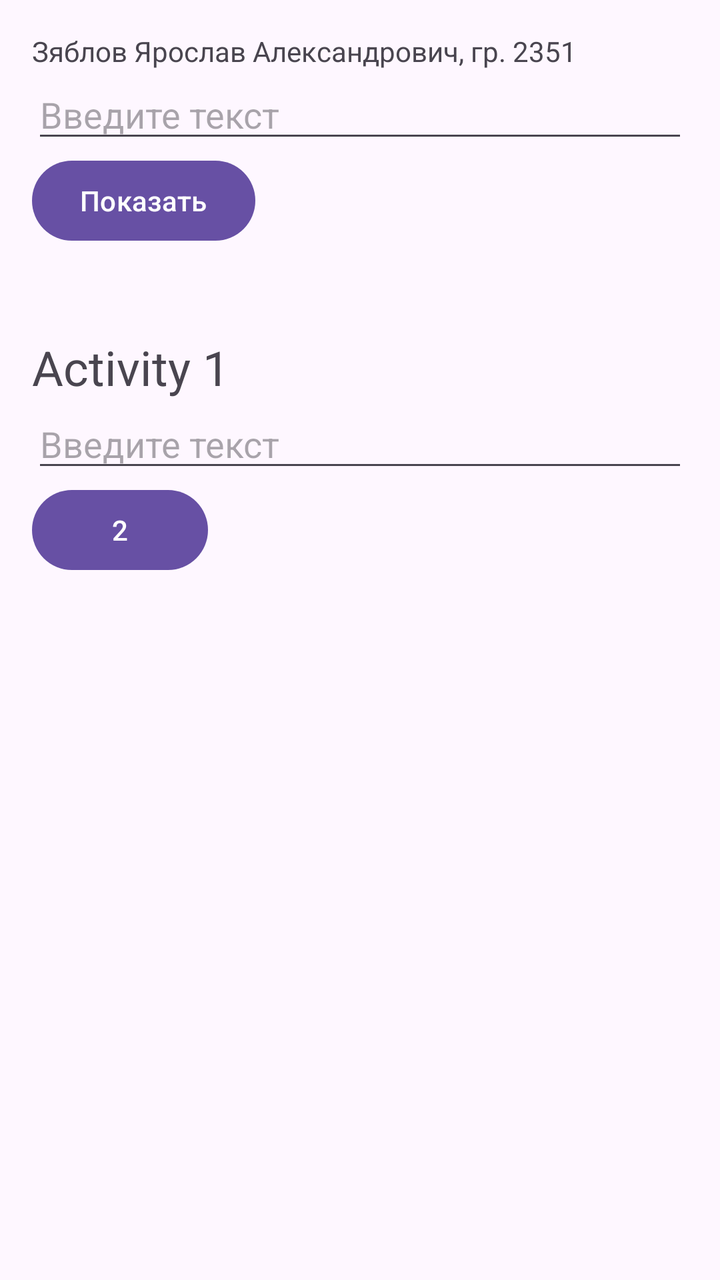
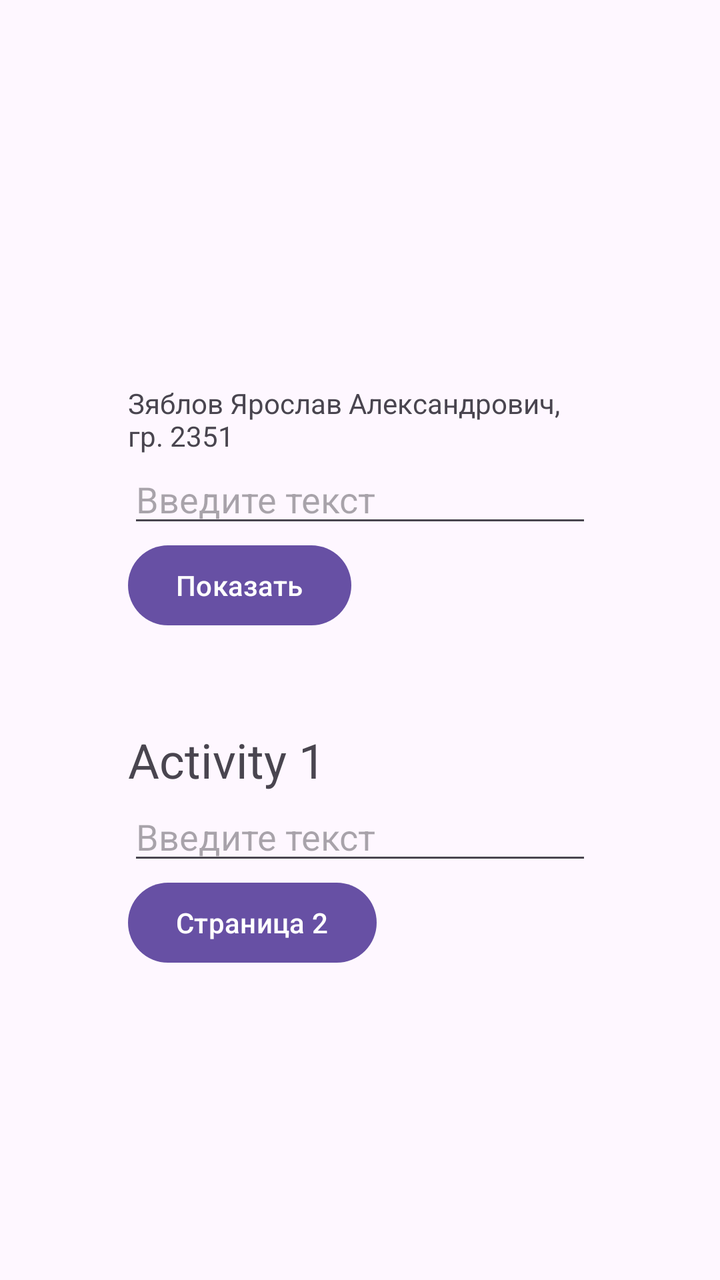

Compare the two renders of this Android layout. The source of the first and the diff that turns it into the second are given below.
<!-- AndroidManifest.xml: application theme Theme.MyApplication -->
<!-- res/layout/activity_main.xml -->
<?xml version="1.0" encoding="utf-8"?>
<LinearLayout xmlns:android="http://schemas.android.com/apk/res/android"
    android:id="@+id/main"
    android:layout_width="match_parent"
    android:layout_height="match_parent"
    android:orientation="vertical"
    android:padding="16dp">

    
    <TextView
        android:id="@+id/fio"
        android:layout_width="match_parent"
        android:layout_height="wrap_content"
        android:text="@string/fio" />

    
    <EditText
        android:id="@+id/editTextName"
        android:layout_width="match_parent"
        android:layout_height="wrap_content"
        android:hint="Введите текст"
        android:inputType="text" />

    <Button
        android:id="@+id/buttonSend"
        android:layout_width="wrap_content"
        android:layout_height="wrap_content"
        android:text="Показать" />

    <TextView
        android:id="@+id/textViewResult"
        android:layout_width="match_parent"
        android:layout_height="wrap_content"
        android:textSize="20sp" />

    
    <TextView
        android:layout_width="match_parent"
        android:layout_height="wrap_content"
        android:layout_marginTop="16dp"
        android:text="Activity 1"
        android:textSize="24sp" />

    <EditText
        android:id="@+id/input1"
        android:layout_width="match_parent"
        android:layout_height="wrap_content"
        android:hint="Введите текст"
        android:inputType="text" />

    <Button
        android:id="@+id/next"
        android:layout_width="wrap_content"
        android:layout_height="wrap_content"
        android:text="2" />

</LinearLayout>
<!-- resources referenced by this layout -->
<resources>
  <string name="fio">Зяблов Ярослав Александрович, гр. 2351</string>
  <style name="Theme.MyApplication" parent="Base.Theme.MyApplication" />
  <style name="Base.Theme.MyApplication" parent="Theme.Material3.DayNight.NoActionBar">
          
          
      </style>
</resources>

<!-- the commit's change to res/layout/activity_main.xml (unified diff, before → after) -->
@@ -4,13 +4,14 @@
     android:layout_width="match_parent"
     android:layout_height="match_parent"
     android:orientation="vertical"
-    android:padding="16dp">
+    android:padding="64dp">
 
     
     <TextView
         android:id="@+id/fio"
         android:layout_width="match_parent"
         android:layout_height="wrap_content"
+        android:layout_marginTop="128dp"
         android:text="@string/fio" />
 
     
@@ -27,17 +28,18 @@
         android:layout_height="wrap_content"
         android:text="Показать" />
 
+    
+
     <TextView
         android:id="@+id/textViewResult"
         android:layout_width="match_parent"
         android:layout_height="wrap_content"
         android:textSize="20sp" />
 
-    
     <TextView
         android:layout_width="match_parent"
         android:layout_height="wrap_content"
-        android:layout_marginTop="16dp"
+        android:layout_marginTop="20dp"
         android:text="Activity 1"
         android:textSize="24sp" />
 
@@ -52,6 +54,6 @@
         android:id="@+id/next"
         android:layout_width="wrap_content"
         android:layout_height="wrap_content"
-        android:text="2" />
+        android:text="Страница 2" />
 
 </LinearLayout>
